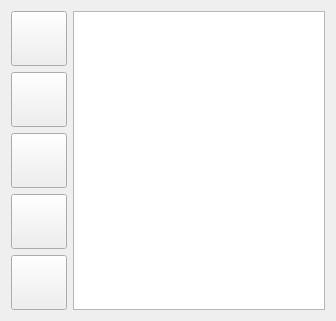
Above: mainmenuwidget.ui from martinribelotta/embedded-ide before the change. Below: the same form after it.
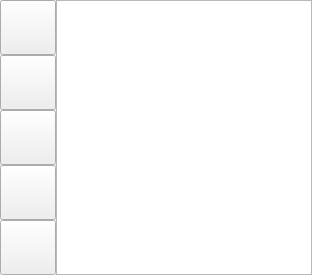
That is the form after the change. Icons and pictures are not drawn.

Commit message: Hide tab bar, add top bar like qt-creator style

The edit to the form file:
```diff
--- a/mainmenuwidget.ui
+++ b/mainmenuwidget.ui
@@ -6,11 +6,26 @@
    <rect>
     <x>0</x>
     <y>0</y>
-    <width>336</width>
-    <height>317</height>
+    <width>312</width>
+    <height>275</height>
    </rect>
   </property>
   <layout class="QGridLayout" name="gridLayout">
+   <property name="leftMargin">
+    <number>0</number>
+   </property>
+   <property name="topMargin">
+    <number>0</number>
+   </property>
+   <property name="rightMargin">
+    <number>0</number>
+   </property>
+   <property name="bottomMargin">
+    <number>0</number>
+   </property>
+   <property name="spacing">
+    <number>0</number>
+   </property>
    <item row="0" column="0">
     <widget class="QToolButton" name="toolButton_newProject">
      <property name="toolTip">
```
The commit also changes 5 other files.
